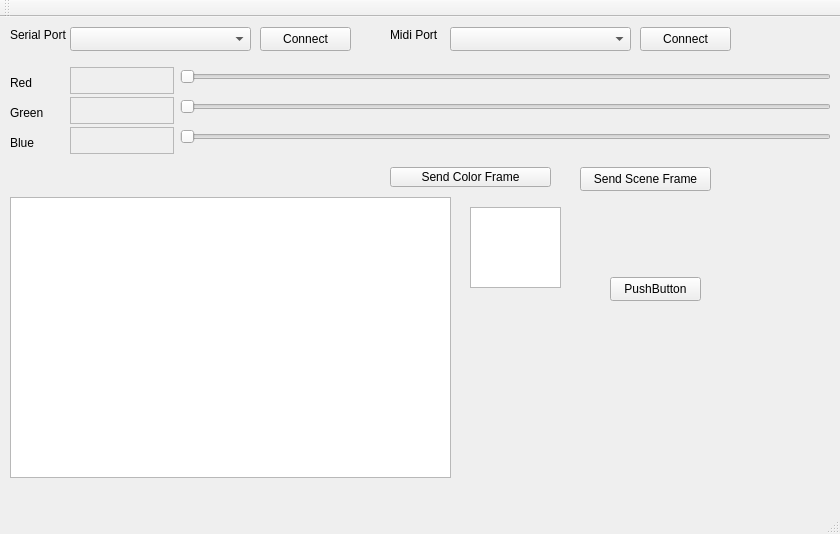
Old version of the form mainwindow.ui in the repository minotor-org/minotor.
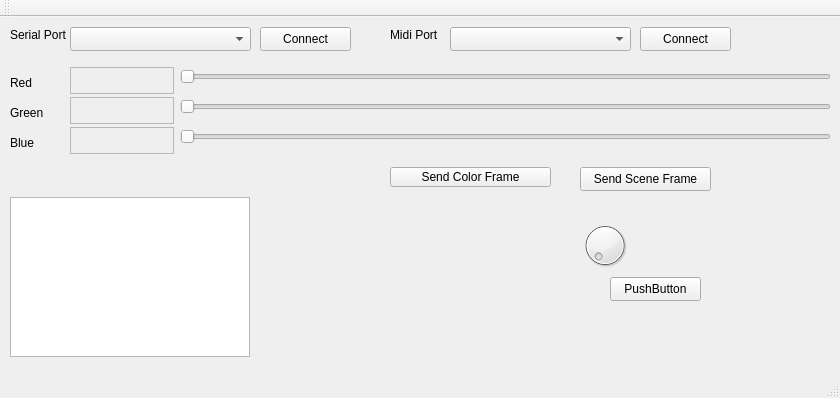
New version of the form.

Commit message:
New Minotor class
MainWindow class code have been cleanup

Diff of the .ui file:
```diff
--- a/mainwindow.ui
+++ b/mainwindow.ui
@@ -7,7 +7,7 @@
     <x>0</x>
     <y>0</y>
     <width>840</width>
-    <height>534</height>
+    <height>398</height>
    </rect>
   </property>
   <property name="windowTitle">
@@ -257,8 +257,8 @@
      <rect>
       <x>10</x>
       <y>180</y>
-      <width>441</width>
-      <height>281</height>
+      <width>240</width>
+      <height>160</height>
      </rect>
     </property>
     <property name="verticalScrollBarPolicy">
@@ -271,16 +271,6 @@
      <bool>false</bool>
     </property>
    </widget>
-   <widget class="QGraphicsView" name="graphicsViewMatrix">
-    <property name="geometry">
-     <rect>
-      <x>470</x>
-      <y>190</y>
-      <width>91</width>
-      <height>81</height>
-     </rect>
-    </property>
-   </widget>
    <widget class="QPushButton" name="pushButton_3">
     <property name="geometry">
      <rect>
@@ -307,6 +297,16 @@
      <string>PushButton</string>
     </property>
    </widget>
+   <widget class="QDial" name="dial">
+    <property name="geometry">
+     <rect>
+      <x>580</x>
+      <y>203</y>
+      <width>50</width>
+      <height>51</height>
+     </rect>
+    </property>
+   </widget>
   </widget>
   <widget class="QMenuBar" name="menuBar">
    <property name="geometry">
```
The commit also changes 6 other files.
